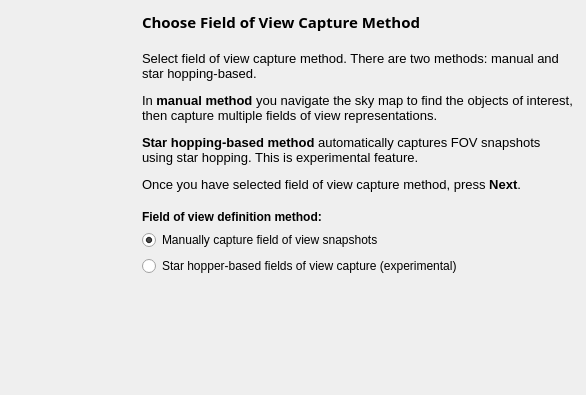
The window that kstars/printing/pwizfovtypeselection.ui (KDE/kstars) describes before a commit, drawn with Qt 5.
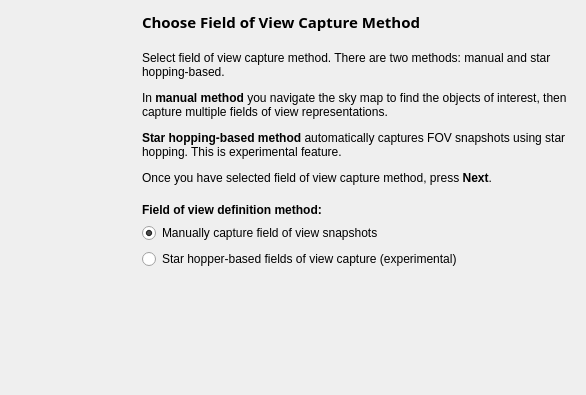
The same window after the commit.

```diff
--- a/kstars/printing/pwizfovtypeselection.ui
+++ b/kstars/printing/pwizfovtypeselection.ui
@@ -91,14 +91,10 @@
      <item>
       <widget class="QLabel" name="stepText">
        <property name="text">
-        <string>&lt;!DOCTYPE HTML PUBLIC &quot;-//W3C//DTD HTML 4.0//EN&quot; &quot;http://www.w3.org/TR/REC-html40/strict.dtd&quot;&gt;
-&lt;html&gt;&lt;head&gt;&lt;meta name=&quot;qrichtext&quot; content=&quot;1&quot; /&gt;&lt;style type=&quot;text/css&quot;&gt;
-p, li { white-space: pre-wrap; }
-&lt;/style&gt;&lt;/head&gt;&lt;body style=&quot; font-family:'Sans'; font-size:10pt; font-weight:400; font-style:normal;&quot;&gt;
-&lt;p style=&quot; margin-top:12px; margin-bottom:12px; margin-left:0px; margin-right:0px; -qt-block-indent:0; text-indent:0px;&quot;&gt;Select field of view capture method. There are two methods: manual and star hopping-based.&lt;/p&gt;
-&lt;p style=&quot; margin-top:12px; margin-bottom:12px; margin-left:0px; margin-right:0px; -qt-block-indent:0; text-indent:0px;&quot;&gt;In &lt;span style=&quot; font-weight:600;&quot;&gt;manual method&lt;/span&gt; you navigate the sky map to find the objects of interest, then capture multiple fields of view representations.&lt;/p&gt;
-&lt;p style=&quot; margin-top:12px; margin-bottom:12px; margin-left:0px; margin-right:0px; -qt-block-indent:0; text-indent:0px;&quot;&gt;&lt;span style=&quot; font-weight:600;&quot;&gt;Star hopping-based method &lt;/span&gt;automatically captures FOV snapshots using star hopping. This is experimental feature.&lt;/p&gt;
-&lt;p style=&quot; margin-top:12px; margin-bottom:12px; margin-left:0px; margin-right:0px; -qt-block-indent:0; text-indent:0px;&quot;&gt;Once you have selected field of view capture method, press &lt;span style=&quot; font-weight:600;&quot;&gt;Next&lt;/span&gt;.&lt;/p&gt;&lt;/body&gt;&lt;/html&gt;</string>
+        <string>&lt;p&gt;Select field of view capture method. There are two methods: manual and star hopping-based.&lt;/p&gt;
+&lt;p&gt;In &lt;b&gt;manual method&lt;/b&gt; you navigate the sky map to find the objects of interest, then capture multiple fields of view representations.&lt;/p&gt;
+&lt;p&gt;&lt;b&gt;Star hopping-based method&lt;/b&gt; automatically captures FOV snapshots using star hopping. This is experimental feature.&lt;/p&gt;
+&lt;p&gt;Once you have selected field of view capture method, press &lt;b&gt;Next&lt;/b&gt;.&lt;/p&gt;</string>
        </property>
        <property name="wordWrap">
         <bool>true</bool>
```
